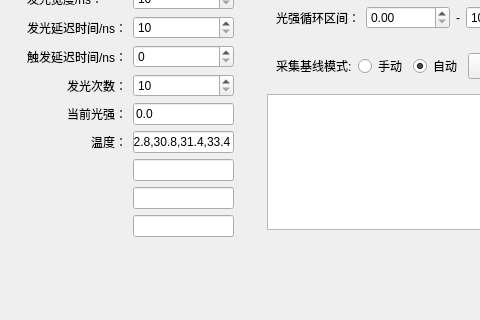
Qt form mainwindow.ui (MrXiaomao/LEDControl2) before a commit; both pictures show x 0 to 480 and y 209 to 529 of the 1025 by 529 pixel window.
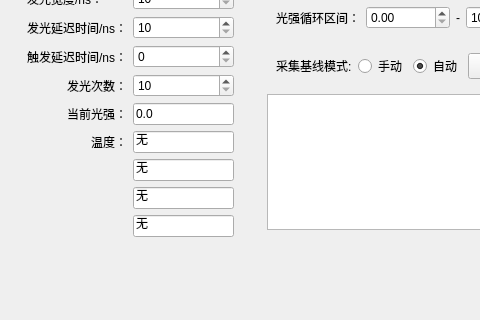
The same form after that commit.

Commit message: 实现界面各个参数的保存，以及每次打开加载。

```diff
--- a/mainwindow.ui
+++ b/mainwindow.ui
@@ -93,7 +93,7 @@
              <bool>true</bool>
             </property>
             <property name="text">
-             <string>32.8,30.8,31.4,33.4</string>
+             <string>无</string>
             </property>
             <property name="readOnly">
              <bool>true</bool>
@@ -207,13 +207,25 @@
            </widget>
           </item>
           <item row="7" column="1">
-           <widget class="QLineEdit" name="lineEdit_Temp3"/>
+           <widget class="QLineEdit" name="lineEdit_Temp3">
+            <property name="text">
+             <string>无</string>
+            </property>
+           </widget>
           </item>
           <item row="6" column="1">
-           <widget class="QLineEdit" name="lineEdit_Temp2"/>
+           <widget class="QLineEdit" name="lineEdit_Temp2">
+            <property name="text">
+             <string>无</string>
+            </property>
+           </widget>
           </item>
           <item row="8" column="1">
-           <widget class="QLineEdit" name="lineEdit_Temp4"/>
+           <widget class="QLineEdit" name="lineEdit_Temp4">
+            <property name="text">
+             <string>无</string>
+            </property>
+           </widget>
           </item>
          </layout>
         </widget>
```
The commit also changes 7 other files.
